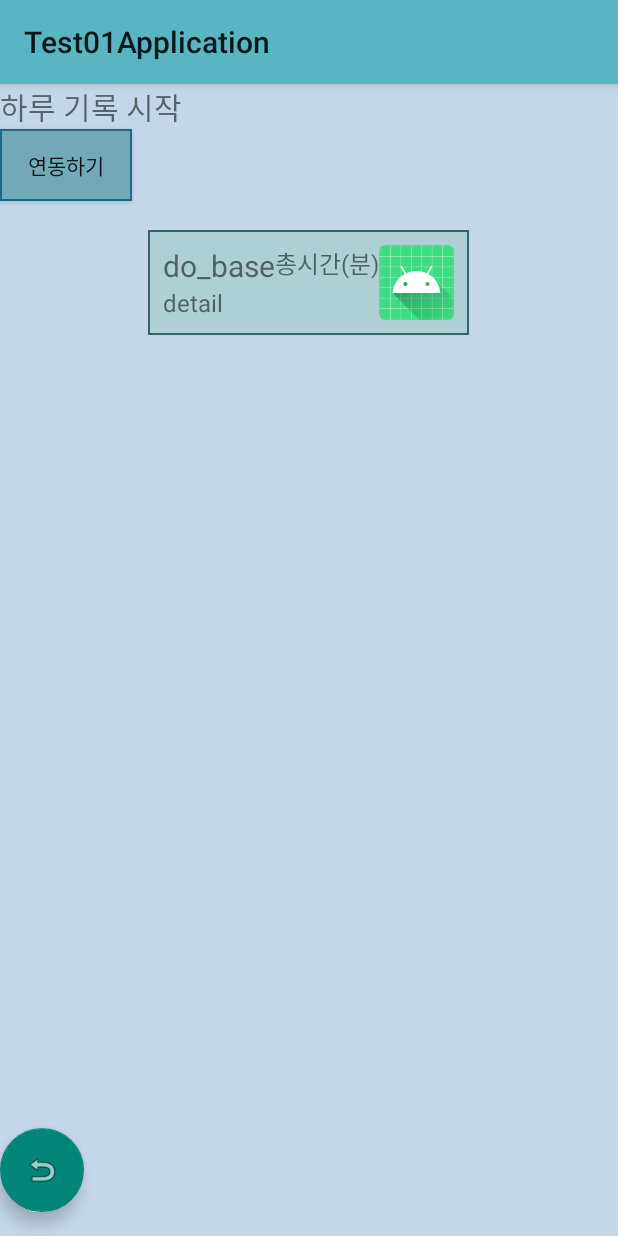
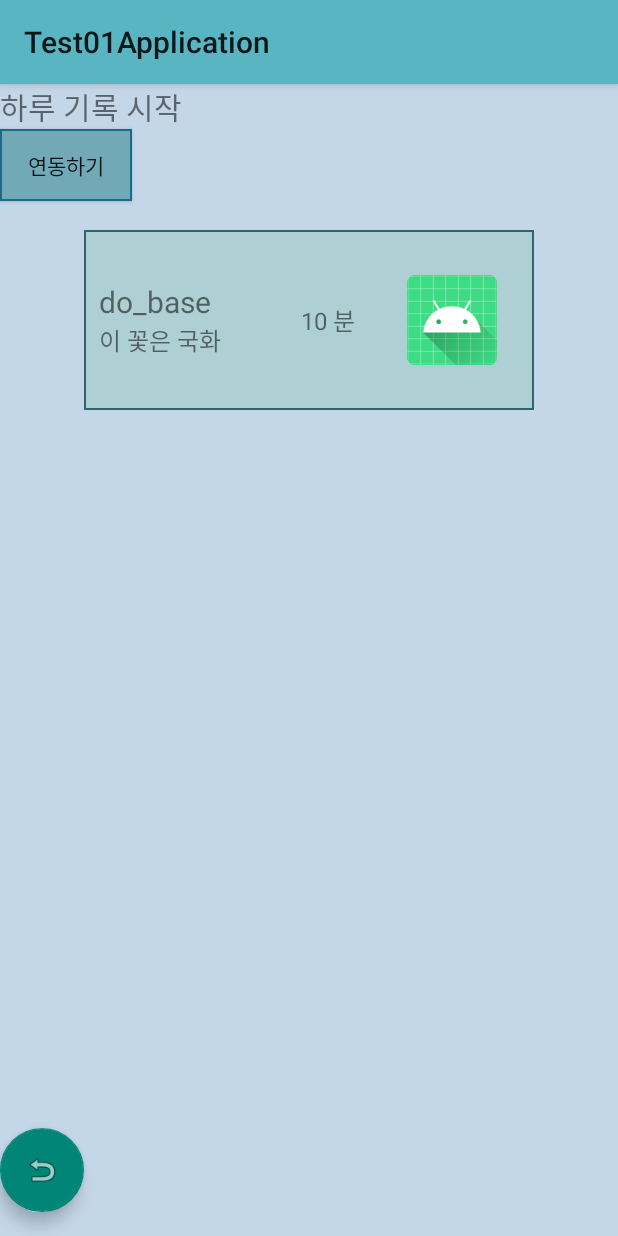
Before and after one commit to hannie0615/App_Time-Grid-Management, an Android app: the DaygridActivity screen opened directly, with no data from a screen before it, after a tap on "연동하기", on a phone screen of 412 x 824 dp. Run offline under Robolectric (Android 15) with nearby library versions, the phone set to English and light mode, and no system bars; our stand-ins replace Firebase (no records; nobody signed in at launch, a user with empty details on screens opened directly).

Commit message:
second commit

```diff
--- a/app/src/main/java/com/example/test01application/CustomCellAdapter.java
+++ b/app/src/main/java/com/example/test01application/CustomCellAdapter.java
@@ -58,6 +58,9 @@ public class CustomCellAdapter extends RecyclerView.Adapter<CellViewHolder> {
     public void onBindViewHolder(@NonNull CellViewHolder holder, int position) {
         // item을 하나하나 보여주는(=bind) 함수
         holder.tv_view1.setText(cellList.get(position).getCell());
+        holder.tv_view2.setText(cellList.get(position).getDetail());
+        holder.tv_view3.setText(String.valueOf(cellList.get(position).getTotal_time())+" 분");
+        holder.itemView.setId(cellList.get(position).getImgId());
     }
 
     // 아이템이 몇개인지 세서 뿌려줌.
--- a/app/src/main/java/com/example/test01application/DaygridActivity.java
+++ b/app/src/main/java/com/example/test01application/DaygridActivity.java
@@ -88,30 +88,30 @@ public class DaygridActivity extends AppCompatActivity {
         listResId.add(R.drawable.ic_launcher_background);
 
 
-        gridnote.child("notes").child("1").addValueEventListener(new ValueEventListener() {
-            @Override
-            public void onDataChange(@NonNull DataSnapshot snapshot) {
-
-                for (DataSnapshot snap : snapshot.getChildren()) {
-
-                    GridNote gridNote1 = snap.getValue(GridNote.class);
-                    String cell_category = gridNote1.getCategory(); // 카테고리
-                    String cell_detail = gridNote1.getMemo(); // 상세 설명
-                    Integer cell_time = (int) gridNote1.getTotal_time(); // 총 시간
-
-                    cellcategory.add(cell_category);
-                    celldetail.add(cell_detail);
-                    celltime.add(cell_time);
-
-                }
-
-            }
-
-            @Override
-            public void onCancelled(@NonNull DatabaseError error) {
-                Toast.makeText(getApplicationContext(), "데이터가 없습니다.", Toast.LENGTH_SHORT).show();
-            }
-        });
+//        gridnote.child("notes").child("1").addValueEventListener(new ValueEventListener() {
+//            @Override
+//            public void onDataChange(@NonNull DataSnapshot snapshot) {
+//
+//                for (DataSnapshot snap : snapshot.getChildren()) {
+//
+//                    GridNote gridNote1 = snap.getValue(GridNote.class);
+//                    String cell_category = gridNote1.getCategory(); // 카테고리
+//                    String cell_detail = gridNote1.getMemo(); // 상세 설명
+//                    Integer cell_time = (int) gridNote1.getTotal_time(); // 총 시간
+//
+//                    cellcategory.add(cell_category);
+//                    celldetail.add(cell_detail);
+//                    celltime.add(cell_time);
+//
+//                }
+//
+//            }
+//
+//            @Override
+//            public void onCancelled(@NonNull DatabaseError error) {
+//                Toast.makeText(getApplicationContext(), "데이터가 없습니다.", Toast.LENGTH_SHORT).show();
+//            }
+//        });
 
 
         // 할 일
--- a/app/src/main/res/layout/activity_daygrid.xml
+++ b/app/src/main/res/layout/activity_daygrid.xml
@@ -73,7 +73,7 @@
         android:background="@drawable/edge"
         android:layout_gravity="center"
         android:padding="10dp"
-        android:layout_width="wrap_content"
+        android:layout_width="300dp"
         android:layout_height="wrap_content"/>
 
     <TextView
--- a/app/src/main/res/layout/item.xml
+++ b/app/src/main/res/layout/item.xml
@@ -1,13 +1,13 @@
 <?xml version="1.0" encoding="utf-8"?>
 <LinearLayout xmlns:android="http://schemas.android.com/apk/res/android"
     android:id="@+id/item_linear"
-    android:layout_width="match_parent"
-    android:layout_height="wrap_content"
+    android:layout_width="300dp"
+    android:layout_height="100dp"
     android:orientation="horizontal">
 
     <LinearLayout
-        android:layout_width="wrap_content"
-        android:layout_height="wrap_content"
+        android:layout_width="100dp"
+        android:layout_height="100dp"
         android:layout_weight="1"
         android:orientation="vertical"
         android:gravity="center_vertical">
@@ -23,6 +23,7 @@
             android:id="@+id/tv_view2"
             android:layout_width="wrap_content"
             android:layout_height="wrap_content"
+            android:layout_gravity="bottom|start"
             android:text="detail"
             android:textSize="16sp"/>
 
@@ -33,13 +34,15 @@
         android:layout_width="wrap_content"
         android:layout_height="wrap_content"
         android:text="총시간(분)"
-        android:layout_gravity=""
+        android:layout_gravity="center"
         android:textSize="16sp" />
 
     <ImageView
         android:id="@+id/imageView"
-        android:layout_width="50dp"
-        android:layout_height="50dp"
+        android:layout_width="60dp"
+        android:layout_height="60dp"
+        android:layout_gravity="center"
+        android:layout_weight="2"
         android:src="@mipmap/ic_launcher"/>
 
 </LinearLayout>
```
